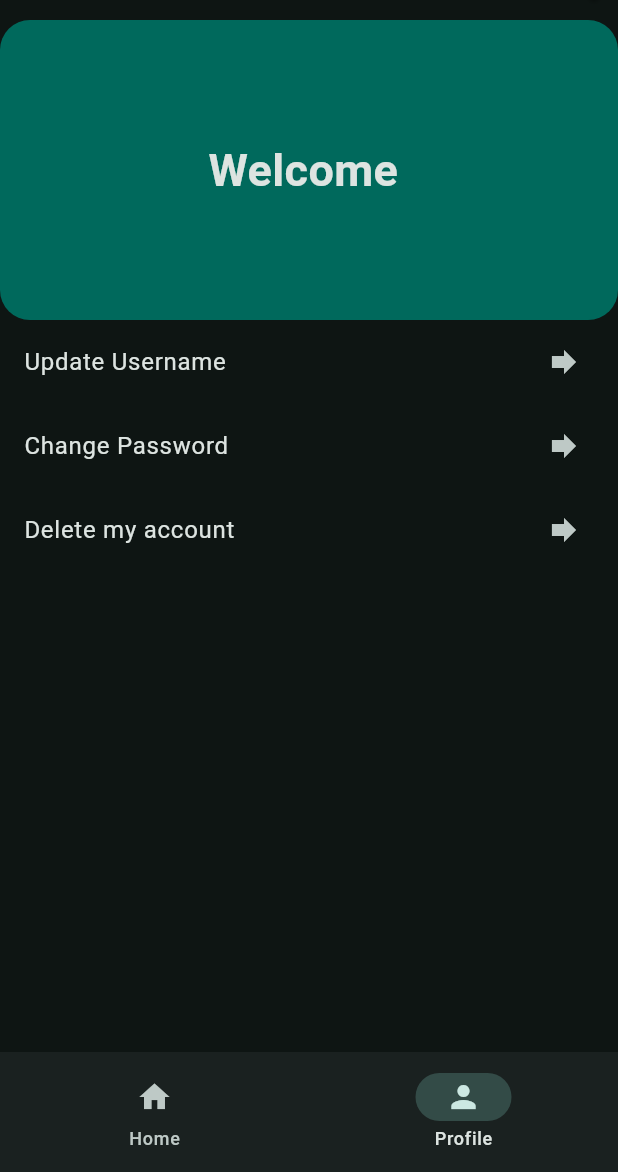
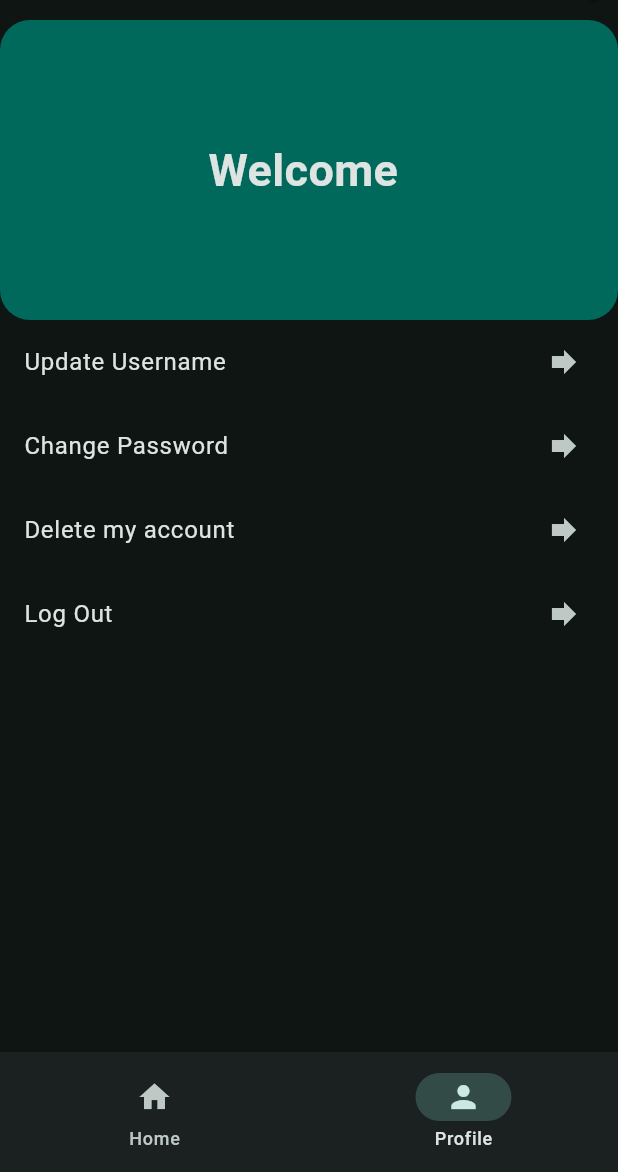
Before and after one commit to iktiarnazib/Authentication-App, a Flutter app: the HomePage screen opened directly, item 2 of the bottom bar chosen, on a phone screen of 412 x 824 dp, the part 64-1236 px from its top. Run offline on Flutter 3.47's test engine with Material 3 defaults, Android fonts, the phone set to English and light mode, and no system bars; our stand-ins replace firebase_auth, firebase_core, lottie; accounts and stored records are empty.

```diff
--- a/lib/views/pages/home_page.dart
+++ b/lib/views/pages/home_page.dart
@@ -17,21 +17,6 @@ class _HomePageState extends State<HomePage> {
   int selectedPage = 0;
   String errorMessage = '';
   final user = authService.value.currentUser;
-  void logOut() async {
-    try {
-      await authService.value.signOut();
-      Navigator.pushReplacement(
-        context,
-        MaterialPageRoute(
-          builder: (context) {
-            return WidgetTree();
-          },
-        ),
-      );
-    } on FirebaseAuthException catch (e) {
-      errorMessage = e.message ?? 'There was an error';
-    }
-  }
 
   @override
   Widget build(BuildContext context) {
@@ -82,17 +67,6 @@ class _HomePageState extends State<HomePage> {
                           ),
                         ),
                         SizedBox(height: 5.0),
-                        OutlinedButton(
-                          style: OutlinedButton.styleFrom(
-                            minimumSize: Size(double.infinity, 40.0),
-                          ),
-                          onPressed: () {
-                            logOut();
-                          },
-
-                          child: Text("Log out"),
-                        ),
-                        Text(errorMessage),
                       ],
                     ),
                   ),
--- a/lib/views/pages/profile_page.dart
+++ b/lib/views/pages/profile_page.dart
@@ -2,6 +2,8 @@ import 'package:authapp/app/mobile/auth_service.dart';
 import 'package:authapp/views/pages/Delete_account.dart';
 import 'package:authapp/views/pages/change_pass.dart';
 import 'package:authapp/views/pages/update_username.dart';
+import 'package:authapp/views/widget_tree.dart';
+import 'package:firebase_auth/firebase_auth.dart';
 import 'package:flutter/material.dart';
 
 class ProfilePage extends StatefulWidget {
@@ -12,6 +14,24 @@ class ProfilePage extends StatefulWidget {
 }
 
 class _ProfilePageState extends State<ProfilePage> {
+  String errorMessage = '';
+  void logOut() async {
+    try {
+      await authService.value.signOut();
+      Navigator.pushReplacement(
+        context,
+        MaterialPageRoute(
+          builder: (context) {
+            return WidgetTree();
+          },
+        ),
+      );
+      errorMessage = '';
+    } on FirebaseAuthException catch (e) {
+      errorMessage = e.message ?? 'There was an error';
+    }
+  }
+
   @override
   Widget build(BuildContext context) {
     return Column(
@@ -80,6 +100,14 @@ class _ProfilePageState extends State<ProfilePage> {
           title: Text('Delete my account'),
           trailing: Icon(Icons.forward),
         ),
+        ListTile(
+          onTap: () {
+            logOut();
+          },
+          title: Text('Log Out'),
+          trailing: Icon(Icons.forward),
+        ),
+        Text(errorMessage, style: TextStyle(color: Colors.red)),
       ],
     );
   }
```
